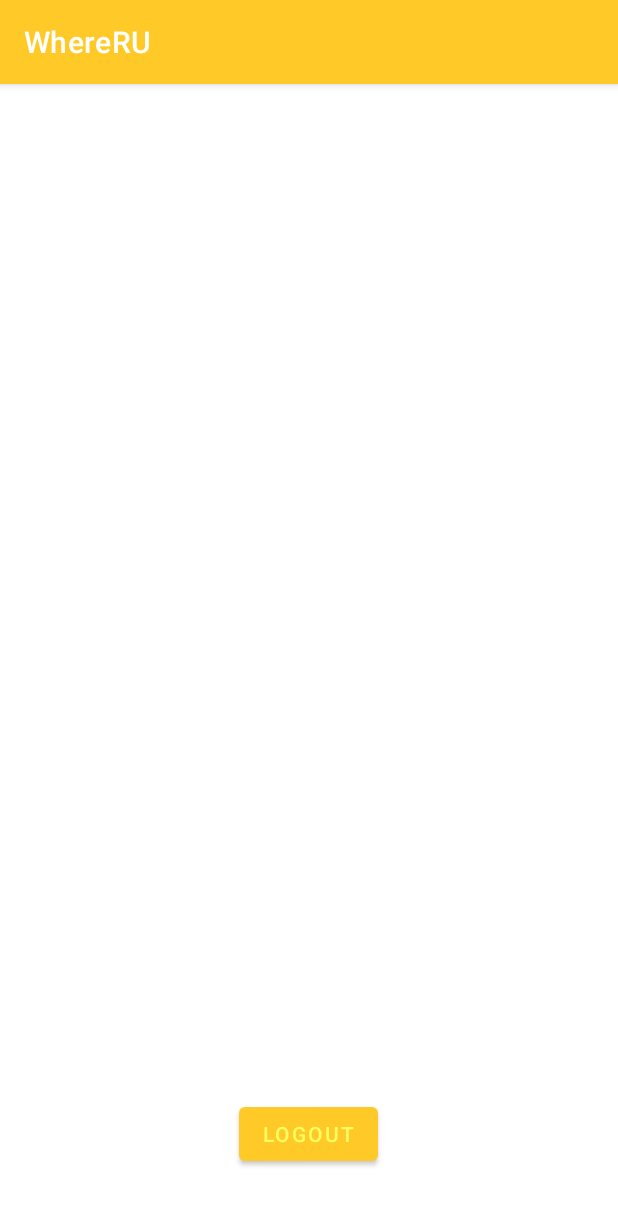
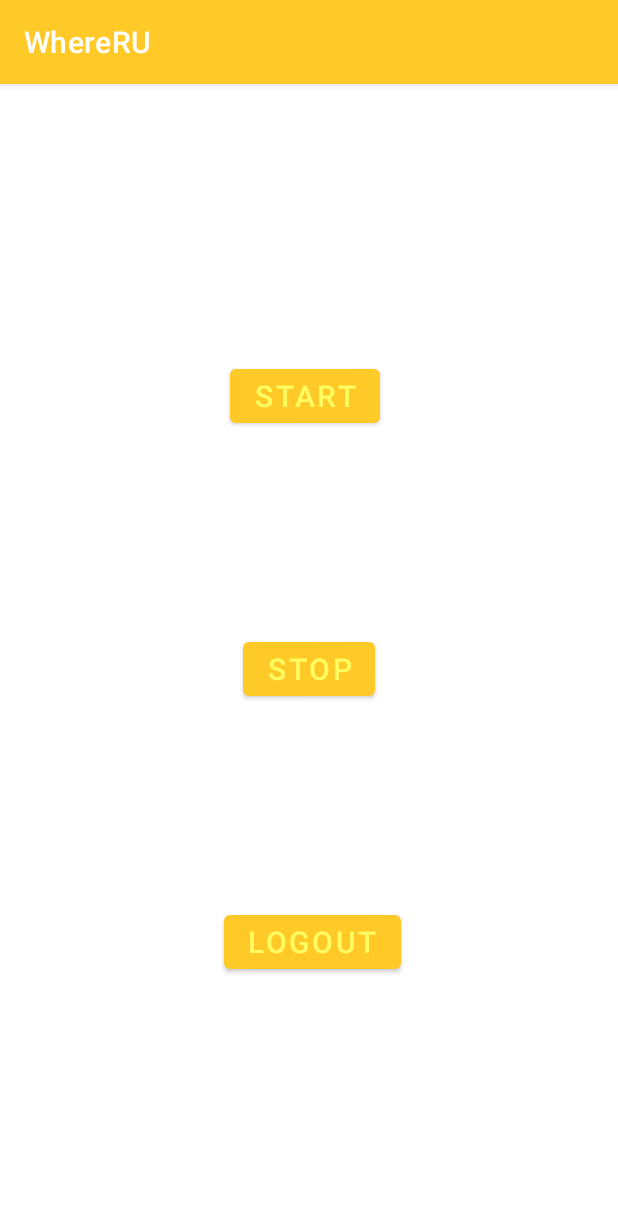
Before and after one commit to anshyadav-cmd/Minor_Project, an Android app: the DriverMainActivity screen opened directly, with no data from a screen before it, on a phone screen of 412 x 824 dp. Shown: the top 1205 px of the screen. Run offline under Robolectric (Android 15) with nearby library versions, the phone set to English and light mode, and no system bars; our stand-ins replace Firebase (no records; nobody signed in at launch, a user with empty details on screens opened directly); Roboto replaces fonts that are not available here.

Commit message:
start and stop location tracking button

```diff
--- a/app/src/main/res/layout/activity_driver_main.xml
+++ b/app/src/main/res/layout/activity_driver_main.xml
@@ -10,10 +10,34 @@
         android:id="@+id/btnLogout"
         android:layout_width="wrap_content"
         android:layout_height="wrap_content"
-        android:layout_marginBottom="44dp"
+        android:layout_marginBottom="172dp"
         android:text="Logout"
+        android:textSize="20sp"
         app:layout_constraintBottom_toBottomOf="parent"
         app:layout_constraintEnd_toEndOf="parent"
-        app:layout_constraintHorizontal_bias="0.498"
+        app:layout_constraintHorizontal_bias="0.509"
         app:layout_constraintStart_toStartOf="parent" />
+
+    <Button
+        android:id="@+id/btnStart"
+        android:layout_width="wrap_content"
+        android:layout_height="wrap_content"
+        android:layout_marginTop="184dp"
+        android:text="Start"
+        android:textSize="20sp"
+        app:layout_constraintEnd_toEndOf="parent"
+        app:layout_constraintHorizontal_bias="0.492"
+        app:layout_constraintStart_toStartOf="parent"
+        app:layout_constraintTop_toTopOf="parent" />
+
+    <Button
+        android:id="@+id/btnStop"
+        android:layout_width="wrap_content"
+        android:layout_height="wrap_content"
+        android:text="Stop"
+        android:textSize="20sp"
+        app:layout_constraintBottom_toTopOf="@+id/btnLogout"
+        app:layout_constraintEnd_toEndOf="parent"
+        app:layout_constraintStart_toStartOf="parent"
+        app:layout_constraintTop_toBottomOf="@+id/btnStart" />
 </androidx.constraintlayout.widget.ConstraintLayout>
```
